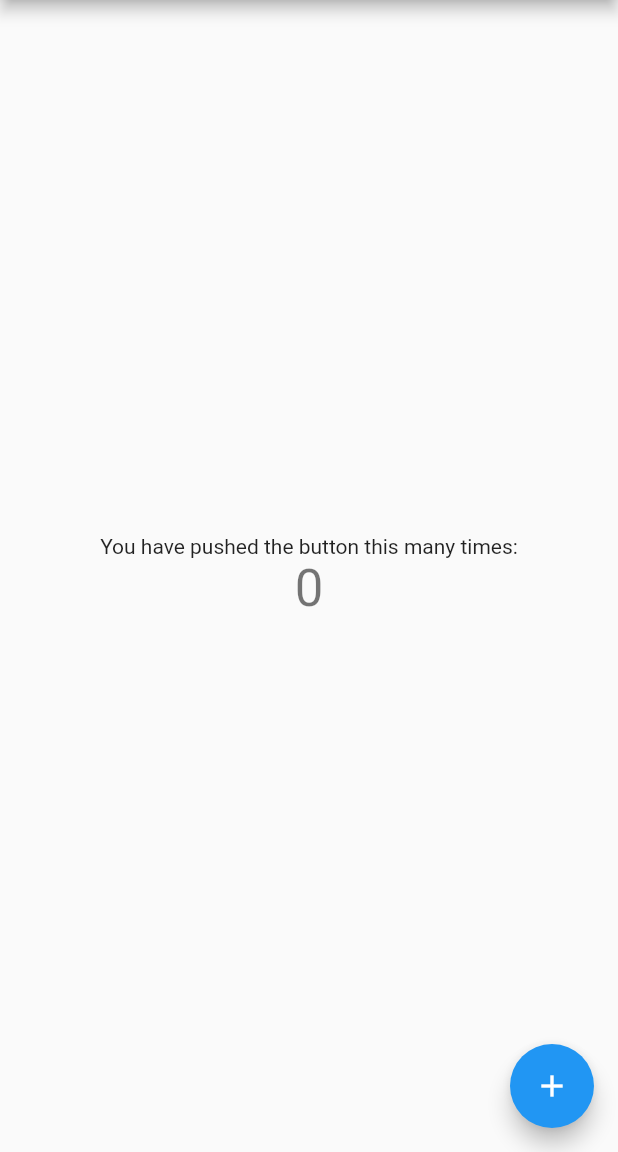
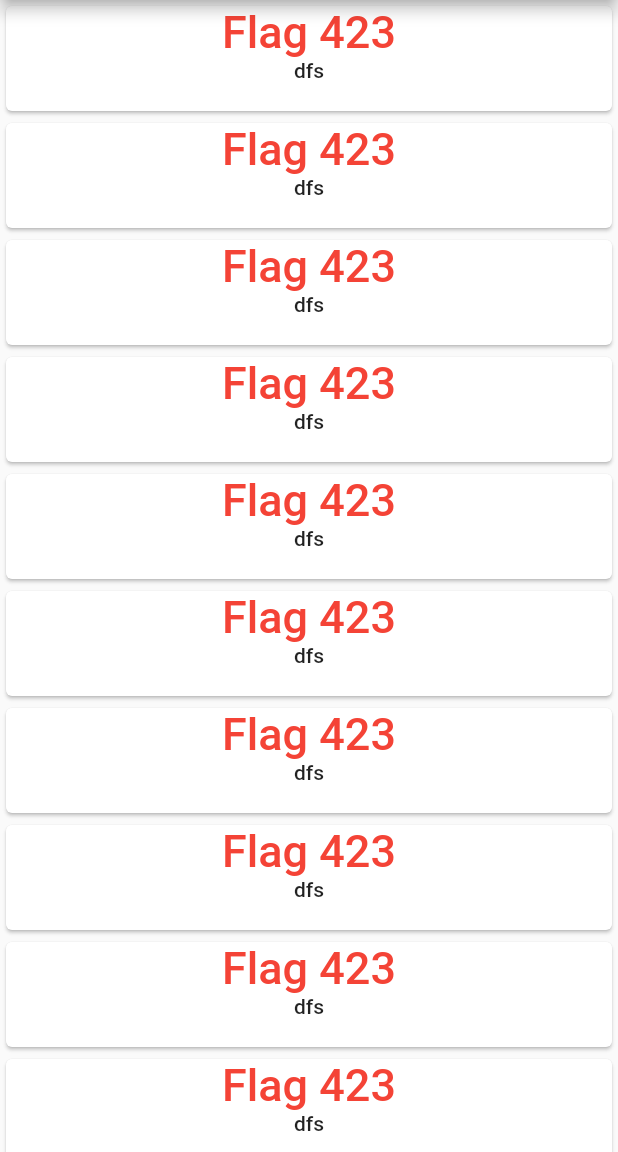
Before and after one commit to FlagElitov/flutter_rest_api, a Flutter app: the screen it shows after launch, on a phone screen of 412 x 824 dp, the part 84-1236 px from its top. Run offline on Flutter 3.47's test engine with Material 2 defaults, Android fonts, the phone set to English and light mode, and no system bars.

Commit message:
pre-finish

```diff
--- a/lib/main.dart
+++ b/lib/main.dart
@@ -1,4 +1,10 @@
 import 'package:flutter/material.dart';
+import 'package:flutter_rest_api/models/models.dart';
+import 'package:flutter_rest_api/screen/DisplayPost.dart';
+import 'package:flutter_rest_api/screen/ListPosts.dart';
+import 'dart:convert';
+import 'dart:async';
+import 'package:http/http.dart' as http;
 
 void main() {
   runApp(MyApp());
@@ -26,13 +32,24 @@ class MyHomePage extends StatefulWidget {
 }
 
 class _MyHomePageState extends State<MyHomePage> {
-  int _counter = 0;
+  List<Post> posts;
+  Future<Post> fetchPost() async {
+    final response =
+        await http.get('https://jsonplaceholder.typicode.com/posts');
 
-  void _incrementCounter() {
-    setState(() {
-      _counter++;
-    });
+    if (response.statusCode == 200) {
+      setState(() {
+        posts = json.decode(response.body);
+        print(posts);
+      });
+      return Post.fromJson(json.decode(response.body));
+    } else {
+      throw Exception('Failed to load post');
+    }
   }
+
+  // ignore: avoid_init_to_null
+  int id = null;
 
   @override
   Widget build(BuildContext context) {
@@ -40,25 +57,97 @@ class _MyHomePageState extends State<MyHomePage> {
       appBar: AppBar(
         title: Text('Flutter + RestAPI'),
       ),
-      body: Center(
-        child: Column(
-          mainAxisAlignment: MainAxisAlignment.center,
-          children: <Widget>[
-            Text(
-              'You have pushed the button this many times:',
-            ),
-            Text(
-              '$_counter',
-              style: Theme.of(context).textTheme.headline4,
-            ),
-          ],
-        ),
-      ),
-      floatingActionButton: FloatingActionButton(
-        onPressed: _incrementCounter,
-        tooltip: 'Increment',
-        child: Icon(Icons.add),
-      ),
+      body: NavigationPost(posts: posts, fetchPost: fetchPost, id: id),
     );
   }
 }
+
+class NavigationPost extends StatelessWidget {
+  final fetchPost;
+  final posts;
+  final id;
+  const NavigationPost({Key key, this.posts, this.fetchPost, this.id})
+      : super(key: key);
+
+  @override
+  Widget build(BuildContext context) {
+    return MaterialApp(
+      title: 'Display posts',
+      initialRoute: '/',
+      routes: {
+        '/': (context) => ListPosts(fetchPost: fetchPost),
+        '/post': (context) => DisplayPost(
+              fetchPost: fetchPost,
+              id: id,
+            ),
+      },
+    );
+  }
+}
+
+//44444
+
+// class _MyHomePageState extends State<MyHomePage> {
+//   // Future<List<Post>> getDate() async {
+//   //   String url = 'https://jsonplaceholder.typicode.com/posts';
+//   //   http.Response response = await http.get(
+//   //     Uri.encodeFull(url),
+//   //     headers: {"Accept": "application/json"},
+//   //   );
+//   //   if (response.statusCode == 200) {
+//   //     var post = jsonDecode(response.body);
+//   //     print("$post POSTS");
+//   //   }
+
+//   //   List<Post> data = jsonDecode(response.body);
+//   // }
+
+//   // void gettingData {
+//   // Future<List<Posts>> getPosts() async {
+//   //   final response = await http.get("https://jsonplaceholder.typicode.com/posts");
+//   //   return postsFromJson(response.body);
+//   // }
+// }
+
+// // int _counter = 20;
+
+// // void increment() {
+// //   setState(() {
+// //     _counter++;
+// //   });
+// // }
+
+// void setState(Null Function() param0) {}
+
+// @override
+// Widget build(BuildContext context) {
+//   return Scaffold(
+//     appBar: AppBar(
+//       title: Text('Flutter + RestAPI'),
+//     ),
+//     body: ListView.builder(
+//       itemCount: 14,
+//       itemBuilder: (BuildContext context, int index) {
+//         return Container(
+//           child: Center(
+//             child: Column(
+//               crossAxisAlignment: CrossAxisAlignment.stretch,
+//               children: <Widget>[
+//                 Card(
+//                   child: Container(
+//                     height: 70,
+//                     child: FlatButton(
+//                       onPressed: () =>
+//                           {Navigator.pushNamed(context, '/create'), print('d')},
+//                       child: Text("f"),
+//                     ),
+//                   ),
+//                 )
+//               ],
+//             ),
+//           ),
+//         );
+//       },
+//     ),
+//   );
+// }
--- /dev/null
+++ b/lib/models/models.dart
@@ -0,0 +1,18 @@
+
+class Post {
+  final int userId;
+  final int id;
+  final String title;
+  final String body;
+
+  Post({this.userId, this.id, this.title, this.body});
+
+  factory Post.fromJson(Map<String,dynamic> json) {
+    return Post(
+      userId: json['userId'],
+      id: json['id'],
+      title: json['title'],
+      body: json['body'],
+    );
+  }
+}
--- /dev/null
+++ b/lib/screen/ListPosts.dart
@@ -0,0 +1,51 @@
+import 'package:flutter/material.dart';
+
+
+class ListPosts extends StatelessWidget {
+  final fetchPost;
+  final counter;
+  const ListPosts({Key key, this.fetchPost, this.counter}) : super(key: key);
+
+  @override
+  Widget build(BuildContext context) {
+    return ListView.builder(
+      itemCount: 14,
+      itemBuilder: (BuildContext context, int index) {
+        return Container(
+          child: Center(
+            child: Column(
+              crossAxisAlignment: CrossAxisAlignment.stretch,
+              children: <Widget>[
+                Card(
+                  child: Container(
+                    height: 70,
+                    child: FlatButton(
+                      onPressed: () =>
+                          {Navigator.pushNamed(context, '/post'), fetchPost()},
+                      child: Column(
+                        children: [
+                          Expanded(
+                            child: Text(
+                              "Flag 423",
+                              style: TextStyle(
+                                fontSize: 30.0,
+                                color: Colors.red,
+                              ),
+                            ),
+                          ),
+                          Expanded(
+                            child: Text("dfs"),
+                          ),
+                        ],
+                      ),
+                    ),
+                  ),
+                )
+              ],
+            ),
+          ),
+        );
+      },
+    );
+  }
+}
```
Also changed, not shown: lib/screen/DisplayPost.dart (added, +60 -0 lines), pubspec.yaml (+1 -56 lines).
